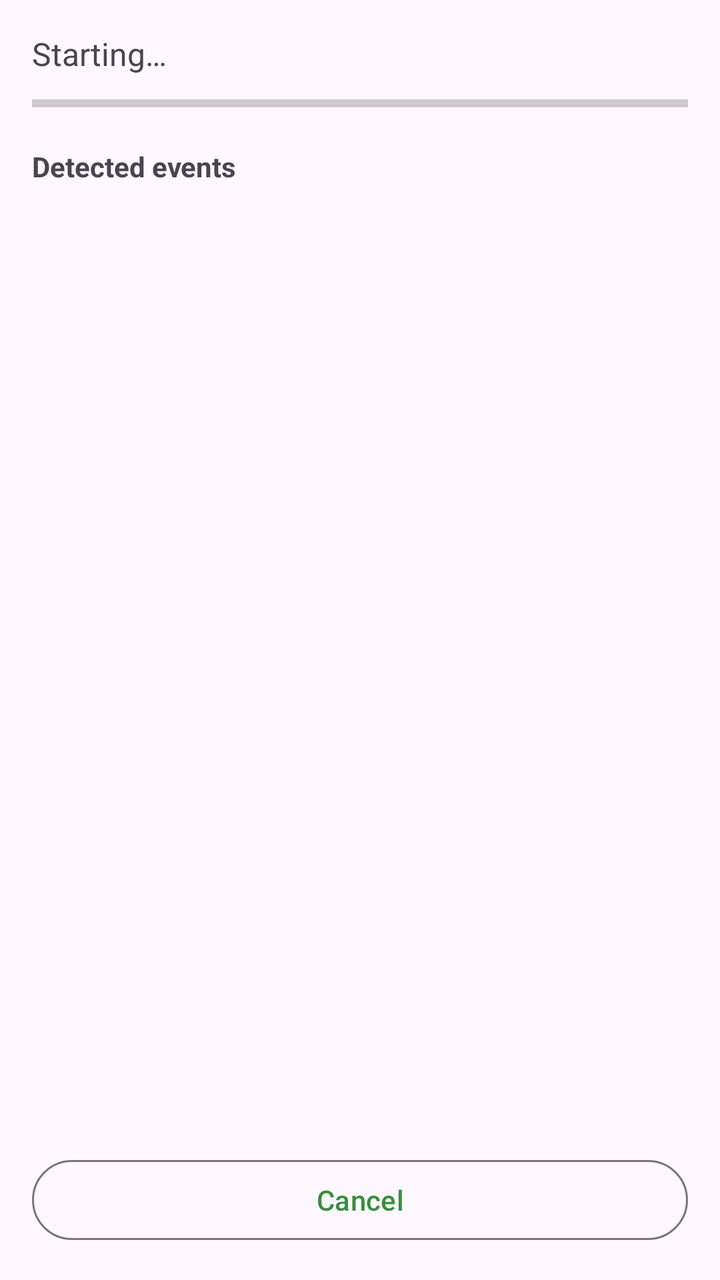
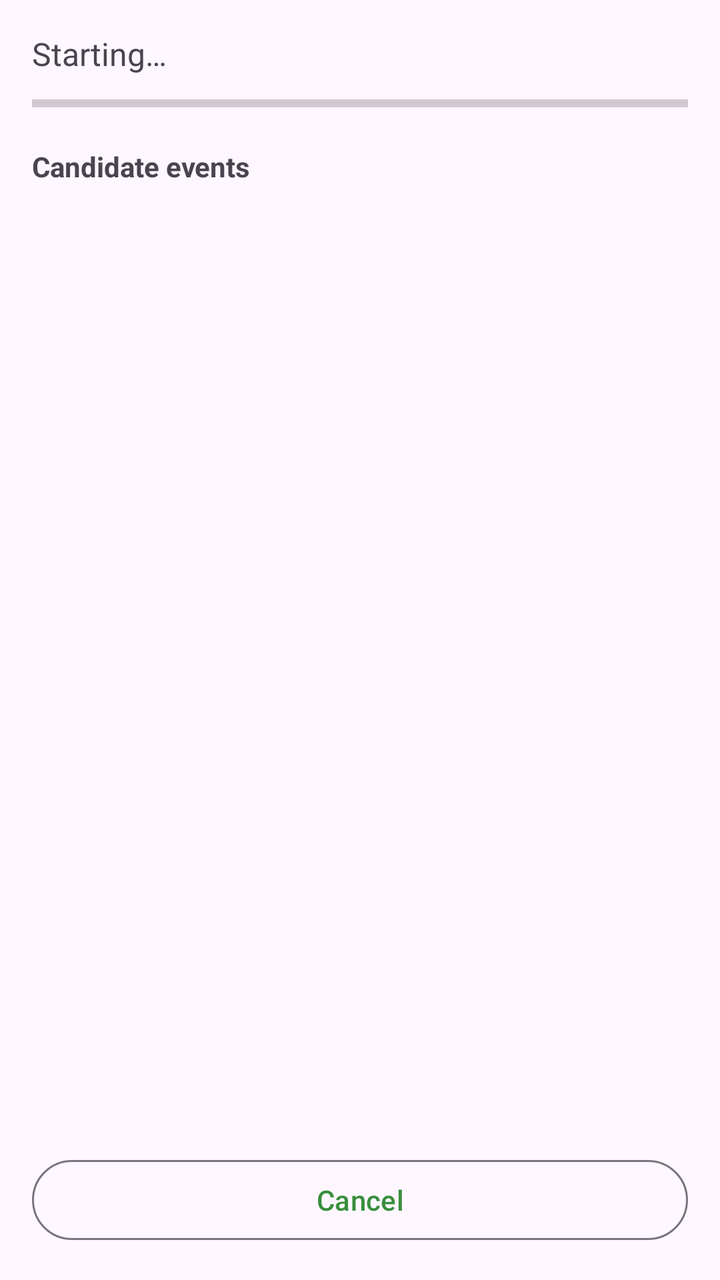

Compare the two renders of this Android layout. The source of the first and the diff that turns it into the second are given below.
<!-- AndroidManifest.xml: application theme Theme.NyaayKhel -->
<!-- res/layout/fragment_analysis.xml -->
<?xml version="1.0" encoding="utf-8"?>
<LinearLayout
    xmlns:android="http://schemas.android.com/apk/res/android"
    android:layout_width="match_parent"
    android:layout_height="match_parent"
    android:orientation="vertical"
    android:padding="16dp">

    <TextView
        android:id="@+id/tv_progress"
        android:layout_width="wrap_content"
        android:layout_height="wrap_content"
        android:text="Starting…"
        android:textSize="16sp"
        android:layout_marginBottom="8dp" />

    <ProgressBar
        android:id="@+id/progress_bar"
        style="?android:attr/progressBarStyleHorizontal"
        android:layout_width="match_parent"
        android:layout_height="12dp"
        android:max="100"
        android:layout_marginBottom="16dp" />

    <TextView
        android:layout_width="wrap_content"
        android:layout_height="wrap_content"
        android:text="Detected events"
        android:textStyle="bold"
        android:textSize="14sp"
        android:layout_marginBottom="8dp" />

    <androidx.recyclerview.widget.RecyclerView
        android:id="@+id/rv_live_events"
        android:layout_width="match_parent"
        android:layout_height="0dp"
        android:layout_weight="1"
        android:clipToPadding="false"
        android:paddingBottom="8dp" />

    <com.google.android.material.button.MaterialButton
        android:id="@+id/btn_cancel"
        android:layout_width="match_parent"
        android:layout_height="48dp"
        android:text="Cancel"
        style="@style/Widget.Material3.Button.OutlinedButton"
        android:layout_marginTop="8dp" />

</LinearLayout>
<!-- resources referenced by this layout -->
<resources>
  <style name="Theme.NyaayKhel" parent="Theme.Material3.DayNight">
          <item name="colorPrimary">@color/green_700</item>
          <item name="colorPrimaryVariant">@color/green_900</item>
          <item name="colorOnPrimary">@android:color/white</item>
          <item name="android:windowLightStatusBar">true</item>
      </style>
  <color name="green_700">#388E3C</color>
  <color name="green_900">#1B5E20</color>
</resources>

<!-- the commit's change to res/layout/fragment_analysis.xml (unified diff, before → after) -->
@@ -25,7 +25,7 @@
     <TextView
         android:layout_width="wrap_content"
         android:layout_height="wrap_content"
-        android:text="Detected events"
+        android:text="Candidate events"
         android:textStyle="bold"
         android:textSize="14sp"
         android:layout_marginBottom="8dp" />
